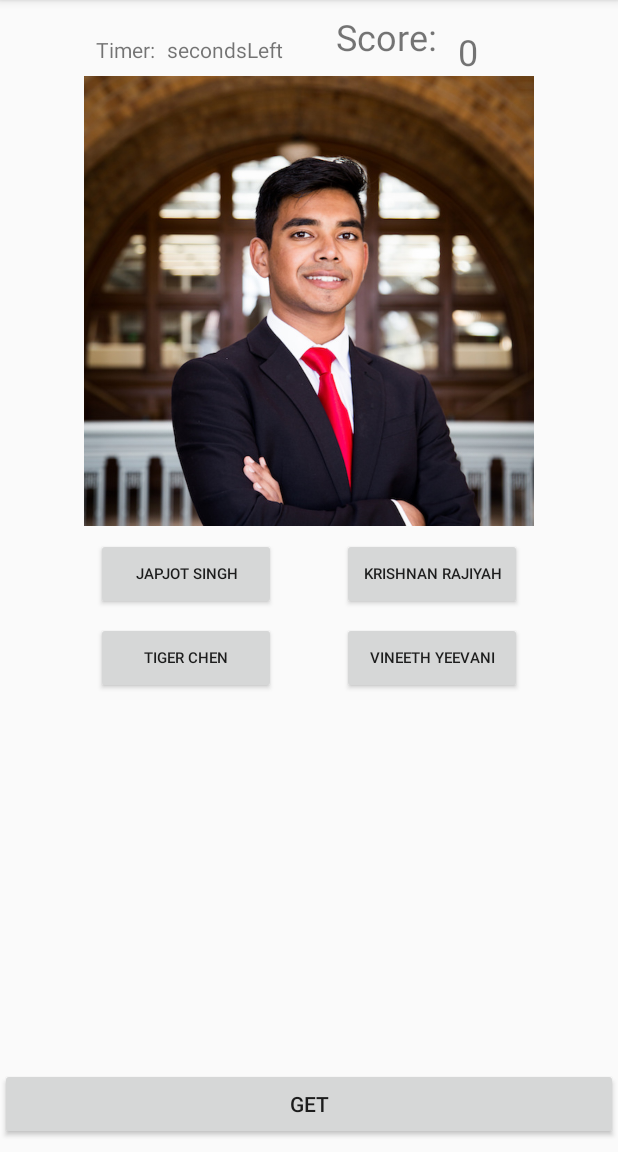
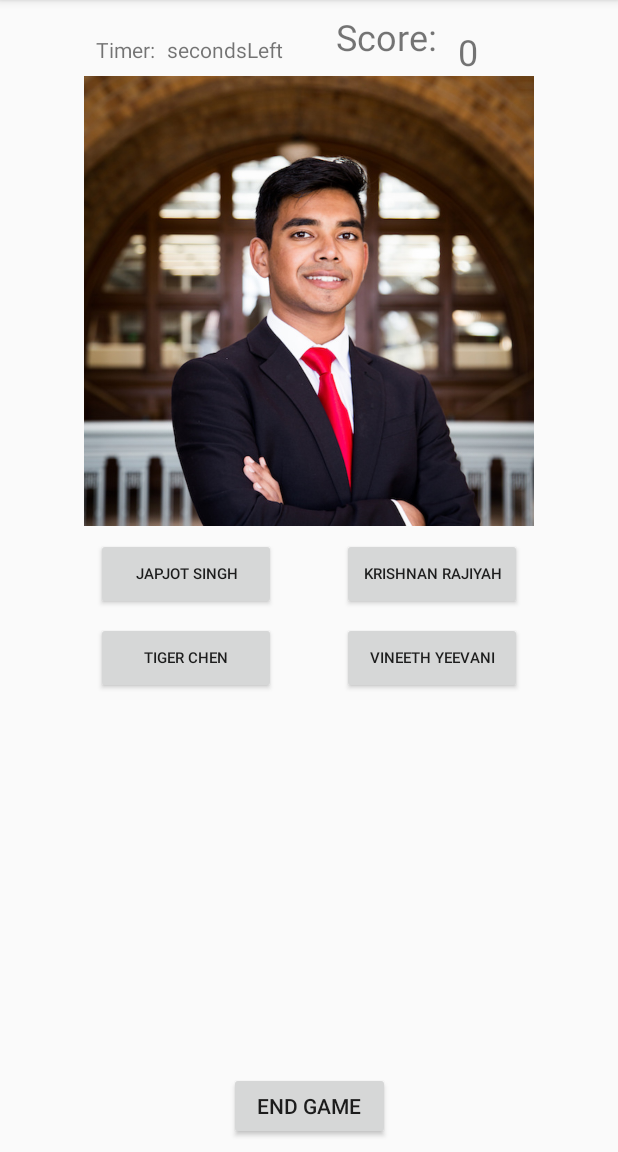
Before and after one commit to calzoom/matchTheMember, an Android app: the MainActivity screen opened directly, with no data from a screen before it, on a phone screen of 412 x 824 dp, the part 84-1236 px from its top. Run offline under Robolectric (Android 15) with nearby library versions, the phone set to English and light mode, and no system bars.

```diff
--- a/src/main/java/com/example/japjot/matchthemembers/MainActivity.java
+++ b/src/main/java/com/example/japjot/matchthemembers/MainActivity.java
@@ -1,9 +1,12 @@
 package com.example.japjot.matchthemembers;
 
 import android.content.ContentProviderOperation;
+import android.content.DialogInterface;
 import android.content.Intent;
+import android.os.Build;
 import android.os.CountDownTimer;
 import android.provider.ContactsContract;
+import android.support.v7.app.AlertDialog;
 import android.support.v7.app.AppCompatActivity;
 import android.os.Bundle;
 import android.view.View;
@@ -29,8 +32,12 @@ public class MainActivity extends AppCompatActivity implements View.OnClickListe
 
     int score = 0;
 
+    AlertDialog alert11;
+
     ImageView imageView;
-//    Button button;
+
+    Button button;
+
     Button button1;
     Button button2;
     Button button3;
@@ -47,17 +54,44 @@ public class MainActivity extends AppCompatActivity implements View.OnClickListe
     @Override
     protected void onCreate(Bundle savedInstanceState) {
 
+        AlertDialog.Builder builder1 = new AlertDialog.Builder(MainActivity.this);
+        builder1.setMessage("Are you sure you want to quit?");
+        builder1.setCancelable(false);
+
+        builder1.setPositiveButton(
+                "Yes",
+                new DialogInterface.OnClickListener() {
+                    public void onClick(DialogInterface dialog, int id) {
+                        Intent i = new Intent(MainActivity.this, StartActivity.class);
+                        startActivity(i);
+                    }
+                });
+
+        builder1.setNegativeButton(
+                "No",
+                new DialogInterface.OnClickListener() {
+                    public void onClick(DialogInterface dialog, int id) {
+                        dialog.cancel();
+                    }
+                });
+
+        alert11 = builder1.create();
+
         super.onCreate(savedInstanceState);
         setContentView(R.layout.activity_main);
 
         imageView = (ImageView) findViewById(R.id.imageView);
 
         r = new Random();
-//        button = (Button) findViewById(R.id.getbutton);
+
+        button = (Button) findViewById(R.id.endGame);
+
         button1 = (Button) findViewById(R.id.button1);
         button2 = (Button) findViewById(R.id.button2);
         button3 = (Button) findViewById(R.id.button3);
         button4 = (Button) findViewById(R.id.button4);
+
+        button.setOnClickListener(this);
 
         button1.setOnClickListener(this);
         button2.setOnClickListener(this);
@@ -144,7 +178,6 @@ public class MainActivity extends AppCompatActivity implements View.OnClickListe
 //        updateCounDownText(startTime);
 //    }
 
-
     @Override
     public void onClick(View v) {
         if(v.getId() == R.id.button1 || v.getId() == R.id.button2 || v.getId() == R.id.button3 || v.getId() == R.id.button4){
@@ -162,7 +195,10 @@ public class MainActivity extends AppCompatActivity implements View.OnClickListe
             intent.setType(ContactsContract.RawContacts.CONTENT_TYPE);
             intent.putExtra(ContactsContract.Intents.Insert.NAME, correctMember);
             startActivity(intent);
+        }
 
+        else if(v.getId() == R.id.endGame) {
+            alert11.show();
         }
 
         setUp();
--- a/src/main/res/layout/activity_main.xml
+++ b/src/main/res/layout/activity_main.xml
@@ -17,22 +17,25 @@
         android:layout_marginStart="8dp"
         android:layout_marginTop="32dp"
         android:scaleType="centerInside"
-        app:layout_constraintBottom_toBottomOf="@+id/getbutton"
+        app:layout_constraintBottom_toBottomOf="@+id/endGame"
         app:layout_constraintEnd_toEndOf="parent"
         app:layout_constraintStart_toStartOf="parent"
         app:layout_constraintTop_toTopOf="parent"
         app:layout_constraintVertical_bias="0.044" />
 
     <Button
-        android:id="@+id/getbutton"
-        android:layout_width="match_parent"
-        android:layout_height="wrap_content"
+        android:id="@+id/endGame"
+        android:layout_width="107dp"
+        android:layout_height="45dp"
         android:layout_alignParentBottom="true"
         android:layout_centerHorizontal="true"
         android:layout_marginBottom="8dp"
-        android:text="GET"
+        android:layout_marginEnd="8dp"
+        android:layout_marginStart="8dp"
+        android:text="End Game"
         app:layout_constraintBottom_toBottomOf="parent"
-        tools:layout_editor_absoluteX="16dp" />
+        app:layout_constraintEnd_toEndOf="parent"
+        app:layout_constraintStart_toStartOf="parent" />
 
     <Button
         android:id="@+id/button2"
```
Also changed, not shown: 104 other files.
